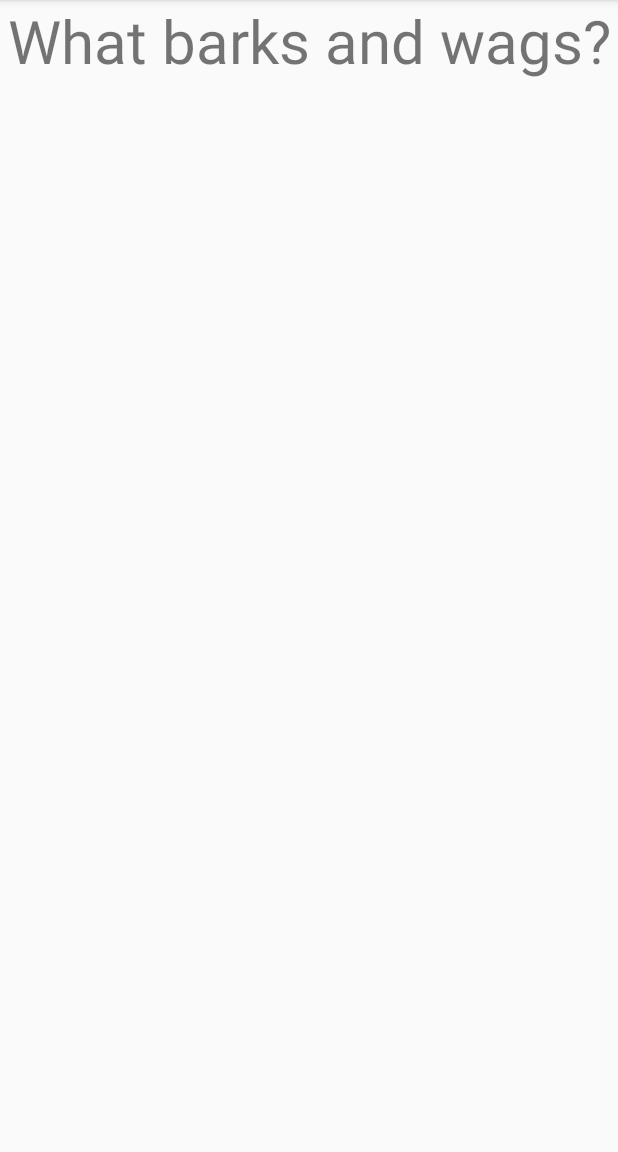
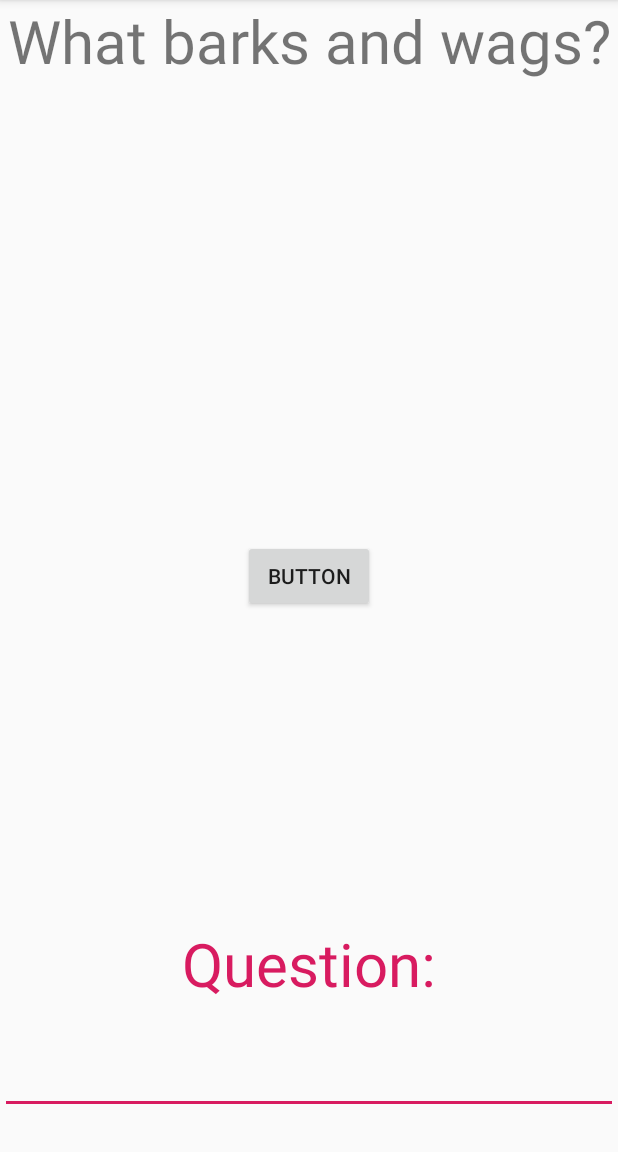
Before and after one commit to cherylfong/FlshCrds, an Android app: the screen it shows after launch (MainActivity), on a phone screen of 412 x 824 dp, the part 84-1236 px from its top. Run offline under Robolectric (Android 15) with nearby library versions, the phone set to English and light mode, and no system bars.

Commit message:
Add plaintext fields and button to start

```diff
--- a/app/src/main/java/com/cherylfong/flshcrds/MainActivity.java
+++ b/app/src/main/java/com/cherylfong/flshcrds/MainActivity.java
@@ -30,6 +30,21 @@ public class MainActivity extends AppCompatActivity {
             }
         });
 
+        findViewById(R.id.qfill).setOnClickListener(new View.OnClickListener(){
+            @Override
+            public void onClick(View v){
+
+                if(findViewById(R.id.qfill).getVisibility() == View.VISIBLE){
+
+                    findViewById(R.id.qfill).setVisibility(View.INVISIBLE);
+
+                }else{
+
+                    findViewById(R.id.qfill).setVisibility(View.VISIBLE);
+                }
+            }
+        });
+
     }
 
 
--- a/app/src/main/res/layout/activity_main.xml
+++ b/app/src/main/res/layout/activity_main.xml
@@ -30,4 +30,26 @@
         android:textAlignment="center"
         android:textSize="40sp"
         android:visibility="invisible" />
+
+    <EditText
+        android:id="@+id/qfill"
+        android:layout_width="match_parent"
+        android:layout_height="200dp"
+        android:layout_alignParentEnd="true"
+        android:layout_alignParentBottom="true"
+        android:layout_marginEnd="0dp"
+        android:layout_marginBottom="25dp"
+        android:ems="10"
+        android:inputType="text|textCapSentences|textAutoCorrect|textAutoComplete"
+        android:text="Question:"
+        android:textAlignment="center"
+        android:textColor="@color/colorAccent"
+        android:textSize="40sp" />
+
+    <Button
+        android:id="@+id/button"
+        android:layout_width="wrap_content"
+        android:layout_height="wrap_content"
+        android:layout_centerInParent="true"
+        android:text="Button" />
 </android.widget.RelativeLayout>
--- a/app/src/main/res/values/colors.xml
+++ b/app/src/main/res/values/colors.xml
@@ -2,5 +2,5 @@
 <resources>
     <color name="colorPrimary">#008577</color>
     <color name="colorPrimaryDark">#00574B</color>
-    <color name="colorAccent">#D81B60</color>
+    <color name="colorAccent">#d81b60</color>
 </resources>
```
